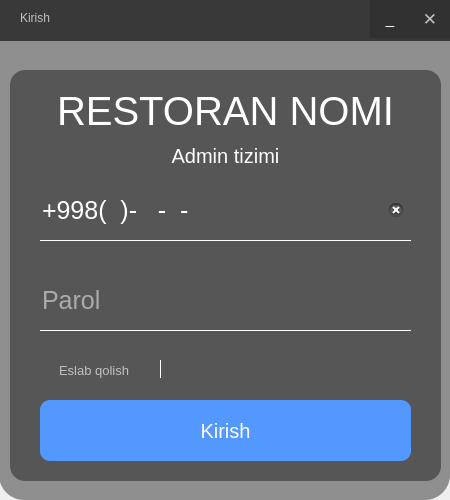
Old version of the form design/login_admin.ui in the repository Ahmadjon-Ergashev/Restaurant.
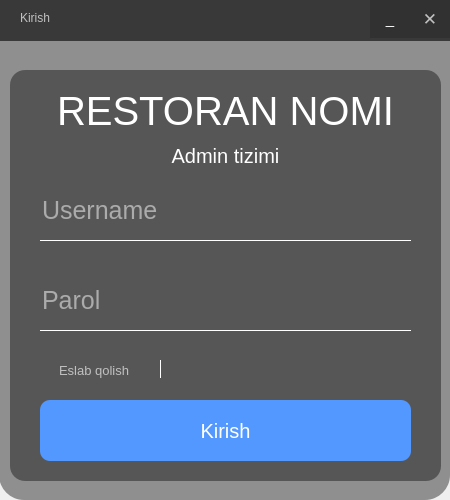
New version of the form. Icons and pictures are not drawn.

What changed in the file:
```diff
--- a/design/login_admin.ui
+++ b/design/login_admin.ui
@@ -156,10 +156,10 @@
      </rect>
     </property>
     <property name="inputMask">
-     <string>+\9\9\8(99)-999-99-99</string>
+     <string/>
     </property>
     <property name="text">
-     <string>+998()---</string>
+     <string/>
     </property>
     <property name="maxLength">
      <number>18</number>
@@ -171,7 +171,7 @@
      <number>18</number>
     </property>
     <property name="placeholderText">
-     <string>Telefon raqam</string>
+     <string>Username</string>
     </property>
     <property name="clearButtonEnabled">
      <bool>true</bool>
```
Left out of the diff: 4 changed lines with no effect on the pictures.
